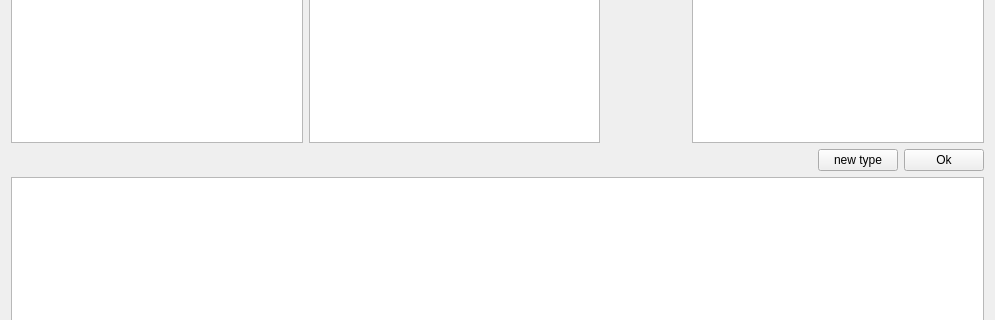
This is tools/ui/agglTypeEditor.ui in rahulkatiyar19955/AGM as Qt 5 draws it before an edit; both pictures show x 0 to 995 and y 300 to 620 of the 995 by 920 pixel window. The edited form follows.
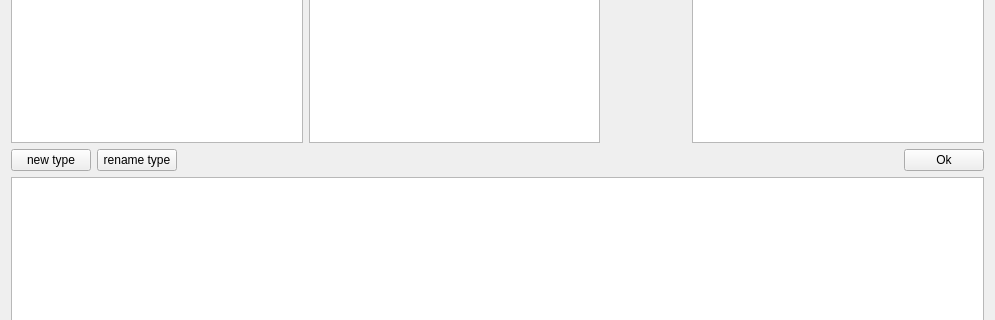
This is the edited form. Custom widgets are drawn as their Qt base class.

Commit message: types using UI

```diff
--- a/tools/ui/agglTypeEditor.ui
+++ b/tools/ui/agglTypeEditor.ui
@@ -142,6 +142,20 @@
    </item>
    <item>
     <layout class="QHBoxLayout" name="horizontalLayout_3">
+     <item>
+      <widget class="QPushButton" name="newButton">
+       <property name="text">
+        <string>new type</string>
+       </property>
+      </widget>
+     </item>
+     <item>
+      <widget class="QPushButton" name="renameButton">
+       <property name="text">
+        <string>rename type</string>
+       </property>
+      </widget>
+     </item>
      <item>
       <spacer name="horizontalSpacer">
        <property name="orientation">
@@ -155,13 +169,6 @@
        </property>
       </spacer>
      </item>
-     <item>
-      <widget class="QPushButton" name="newButton">
-       <property name="text">
-        <string>new type</string>
-       </property>
-      </widget>
-     </item>
      <item>
       <widget class="QPushButton" name="okButton">
        <property name="text">
```
The commit also changes 1 other file.
